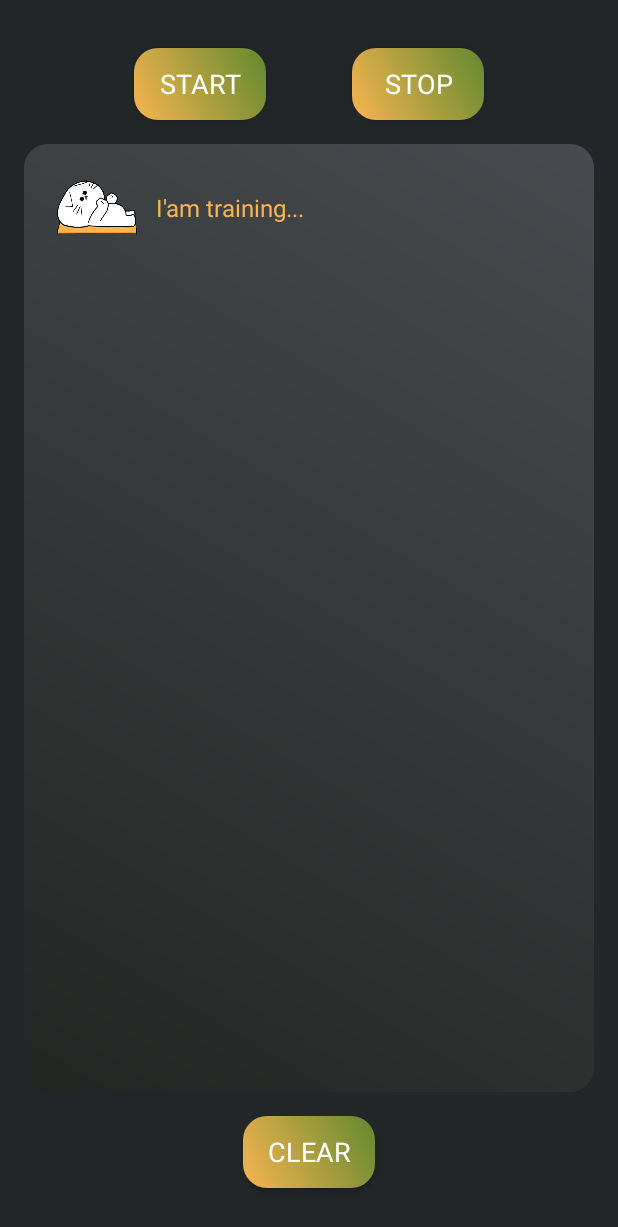
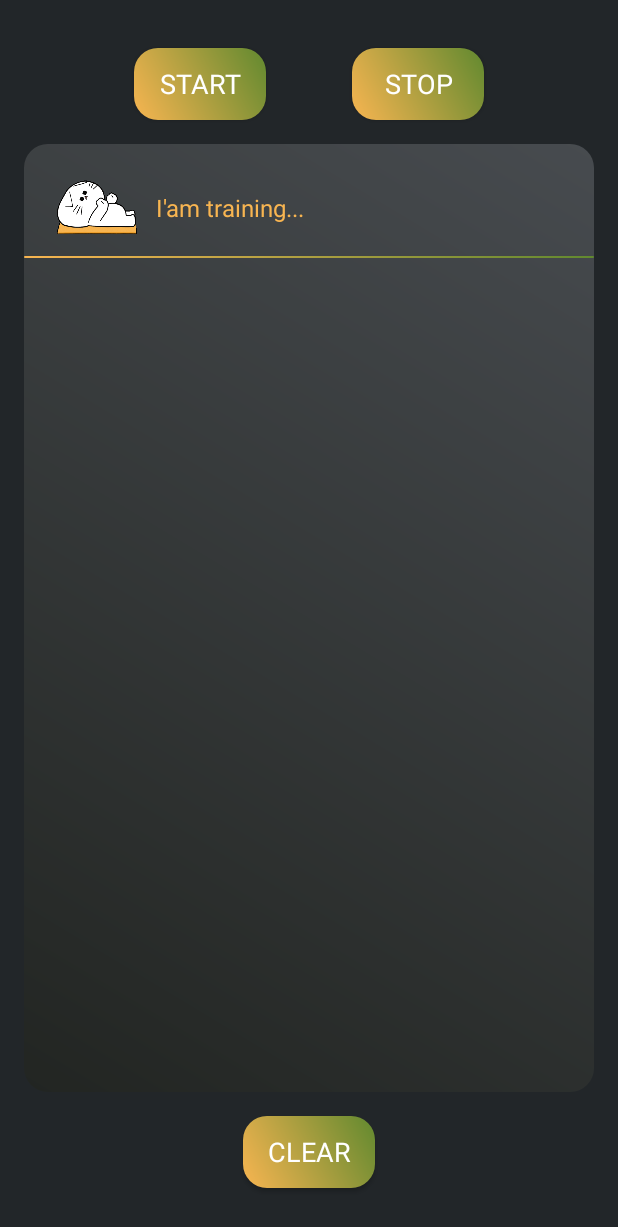
Before and after one commit to Marmalaade/WorkoutTracker, an Android app: the screen it shows after launch (MainActivity), after a tap on "START", on a phone screen of 412 x 824 dp. Shown: the top 1227 px of the screen. Run offline under Robolectric (Android 15) with nearby library versions, the phone set to English and light mode, and no system bars; our stand-ins replace Room's generated code, data binding; Roboto replaces fonts that are not available here; 3 statements that could not run were skipped.

Commit message:
refactor: adapter class

```diff
--- a/app/src/main/java/com/example/workouttracker/workouttracker/WorkoutTrackerAdapter.kt
+++ b/app/src/main/java/com/example/workouttracker/workouttracker/WorkoutTrackerAdapter.kt
@@ -14,10 +14,10 @@ import com.example.workouttracker.R
 import com.example.workouttracker.convertDurationToFormatted
 import com.example.workouttracker.database.Train
 
-class WorkoutTrackerAdapter(private val context: Context) : RecyclerView.Adapter<WorkoutTrackerAdapter.ViewHolder>() {
-
 private var trainingTimeTextColor = Color.WHITE
 private var trainingTimeText = "I'm training..."
+
+class WorkoutTrackerAdapter(private val context: Context) : RecyclerView.Adapter<WorkoutTrackerAdapter.ViewHolder>() {
 
     var data = listOf<Train>()
         set(value) {
@@ -31,9 +31,7 @@ class WorkoutTrackerAdapter(private val context: Context) : RecyclerView.Adapter
     }
 
     override fun onCreateViewHolder(parent: ViewGroup, viewType: Int): ViewHolder {
-        val layoutInflater = LayoutInflater.from(parent.context)
-        val view = layoutInflater.inflate(R.layout.list_item_trainings_time, parent, false)
-        return ViewHolder(view)
+        return ViewHolder.from(parent)
     }
 
     override fun getItemCount() = data.size
@@ -41,12 +39,21 @@ class WorkoutTrackerAdapter(private val context: Context) : RecyclerView.Adapter
     @SuppressLint("ResourceAsColor")
     override fun onBindViewHolder(holder: ViewHolder, position: Int) {
         val item = data[position]
+        holder.bind(item)
+    }
+
+
+    class ViewHolder private constructor(itemView: View) : RecyclerView.ViewHolder(itemView) {
+
+        private val trainingTime: TextView = itemView.findViewById(R.id.training_lenght)
+        private val qualityImage: ImageView = itemView.findViewById(R.id.quality_image)
+        fun bind(item: Train) {
             if (item.startTime == item.endTime) {
-            holder.trainingTime.text = trainingTimeText
-            holder.trainingTime.setTextColor(trainingTimeTextColor)
-        } else holder.trainingTime.text = convertDurationToFormatted(item.startTime, item.endTime, holder.itemView.context.resources)
+                trainingTime.text = trainingTimeText
+                trainingTime.setTextColor(trainingTimeTextColor)
+            } else trainingTime.text = convertDurationToFormatted(item.startTime, item.endTime, itemView.context.resources)
 
-        holder.qualityImage.setImageResource(
+            qualityImage.setImageResource(
                 when (item.trainingQuality) {
                     1 -> R.drawable.ic_mood_1
                     2 -> R.drawable.ic_mood_2
@@ -59,8 +66,15 @@ class WorkoutTrackerAdapter(private val context: Context) : RecyclerView.Adapter
             )
         }
 
-    class ViewHolder(itemView: View) : RecyclerView.ViewHolder(itemView) {
-        val trainingTime: TextView = itemView.findViewById(R.id.training_lenght)
-        val qualityImage: ImageView = itemView.findViewById(R.id.quality_image)
+        companion object {
+            fun from(parent: ViewGroup): ViewHolder {
+                val layoutInflater = LayoutInflater.from(parent.context)
+                val view = layoutInflater.inflate(R.layout.list_item_trainings_time, parent, false)
+                return ViewHolder(view)
             }
         }
+
+    }
+
+
+}
--- a/app/src/main/res/layout/list_item_trainings_time.xml
+++ b/app/src/main/res/layout/list_item_trainings_time.xml
@@ -20,19 +20,23 @@
 
     <TextView
         android:id="@+id/training_lenght"
+        style="@style/PrimaryTextView"
         android:layout_width="0dp"
-        style="@style/PrimaryTextView"
-        android:textSize="16sp"
         android:layout_height="wrap_content"
         android:layout_marginStart="@dimen/minimal_margin"
         android:layout_marginTop="@dimen/minimal_margin"
         android:layout_marginEnd="@dimen/small_margin"
         android:layout_marginBottom="@dimen/minimal_margin"
         android:text="@string/training_time"
+        android:textSize="16sp"
         app:layout_constraintBottom_toBottomOf="parent"
         app:layout_constraintEnd_toEndOf="parent"
         app:layout_constraintStart_toEndOf="@+id/quality_image"
         app:layout_constraintTop_toTopOf="@+id/quality_image" />
 
-
+    <View
+        android:layout_width="match_parent"
+        android:layout_height="1dp"
+        android:background="@drawable/custom_button"
+        app:layout_constraintBottom_toBottomOf="parent" />
 </androidx.constraintlayout.widget.ConstraintLayout>
```
Lines whose indentation alone changed are shown as unchanged.
